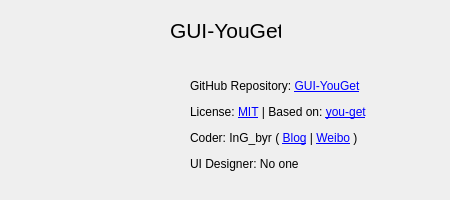
Qt form app/ui/about_widget.ui (ingbyr/vdm) before a commit.
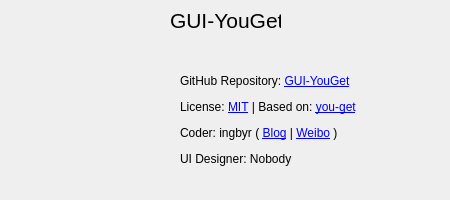
The same form after that commit. Icons and pictures are not drawn.

The edit to the form file:
```diff
--- a/app/ui/about_widget.ui
+++ b/app/ui/about_widget.ui
@@ -36,14 +36,14 @@
   <widget class="QLabel" name="label_info">
    <property name="geometry">
     <rect>
-     <x>190</x>
-     <y>60</y>
-     <width>231</width>
-     <height>131</height>
+     <x>180</x>
+     <y>50</y>
+     <width>251</width>
+     <height>141</height>
     </rect>
    </property>
    <property name="text">
-    <string>&lt;html&gt;&lt;head/&gt;&lt;body&gt;&lt;p&gt;GitHub Repository:  &lt;a href=&quot;https://github.com/ingbyr/GUI-YouGet&quot;&gt;&lt;span style=&quot; text-decoration: underline; color:#0000ff;&quot;&gt;GUI-YouGet&lt;/span&gt;&lt;/a&gt;&lt;/p&gt;&lt;p&gt;License:  &lt;a href=&quot;https://raw.githubusercontent.com/ingbyr/GUI-YouGet/master/LICENSE.txt&quot;&gt;&lt;span style=&quot; text-decoration: underline; color:#0000ff;&quot;&gt;MIT&lt;/span&gt;&lt;/a&gt;  | Based on:  &lt;a href=&quot;https://github.com/soimort/you-get&quot;&gt;&lt;span style=&quot; text-decoration: underline; color:#0000ff;&quot;&gt;you-get&lt;/span&gt;&lt;/a&gt;&lt;/p&gt;&lt;p&gt;Coder: InG_byr ( &lt;a href=&quot;http://www.ingbyr.tk&quot;&gt;&lt;span style=&quot; text-decoration: underline; color:#0000ff;&quot;&gt;Blog&lt;/span&gt;&lt;/a&gt;  |  &lt;a href=&quot;http://www.weibo.com/zwkv5&quot;&gt;&lt;span style=&quot; text-decoration: underline; color:#0000ff;&quot;&gt;Weibo&lt;/span&gt;&lt;/a&gt; )&lt;/p&gt;&lt;p&gt;UI Designer: No one&lt;/p&gt;&lt;/body&gt;&lt;/html&gt;</string>
+    <string>&lt;html&gt;&lt;head/&gt;&lt;body&gt;&lt;p&gt;GitHub Repository: &lt;a href=&quot;https://github.com/ingbyr/GUI-YouGet&quot;&gt;&lt;span style=&quot; text-decoration: underline; color:#0000ff;&quot;&gt;GUI-YouGet&lt;/span&gt;&lt;/a&gt;&lt;/p&gt;&lt;p&gt;License: &lt;a href=&quot;https://raw.githubusercontent.com/ingbyr/GUI-YouGet/master/LICENSE.txt&quot;&gt;&lt;span style=&quot; text-decoration: underline; color:#0000ff;&quot;&gt;MIT&lt;/span&gt;&lt;/a&gt; | Based on: &lt;a href=&quot;https://github.com/soimort/you-get&quot;&gt;&lt;span style=&quot; text-decoration: underline; color:#0000ff;&quot;&gt;you-get&lt;/span&gt;&lt;/a&gt;&lt;/p&gt;&lt;p&gt;Coder: ingbyr ( &lt;a href=&quot;http://www.ingbyr.tk&quot;&gt;&lt;span style=&quot; text-decoration: underline; color:#0000ff;&quot;&gt;Blog&lt;/span&gt;&lt;/a&gt; | &lt;a href=&quot;http://www.weibo.com/zwkv5&quot;&gt;&lt;span style=&quot; text-decoration: underline; color:#0000ff;&quot;&gt;Weibo&lt;/span&gt;&lt;/a&gt; )&lt;/p&gt;&lt;p&gt;UI Designer: Nobody&lt;/p&gt;&lt;/body&gt;&lt;/html&gt;</string>
    </property>
    <property name="textFormat">
     <enum>Qt::RichText</enum>
@@ -53,7 +53,7 @@
    <property name="geometry">
     <rect>
      <x>170</x>
-     <y>10</y>
+     <y>0</y>
      <width>111</width>
      <height>41</height>
     </rect>
```
